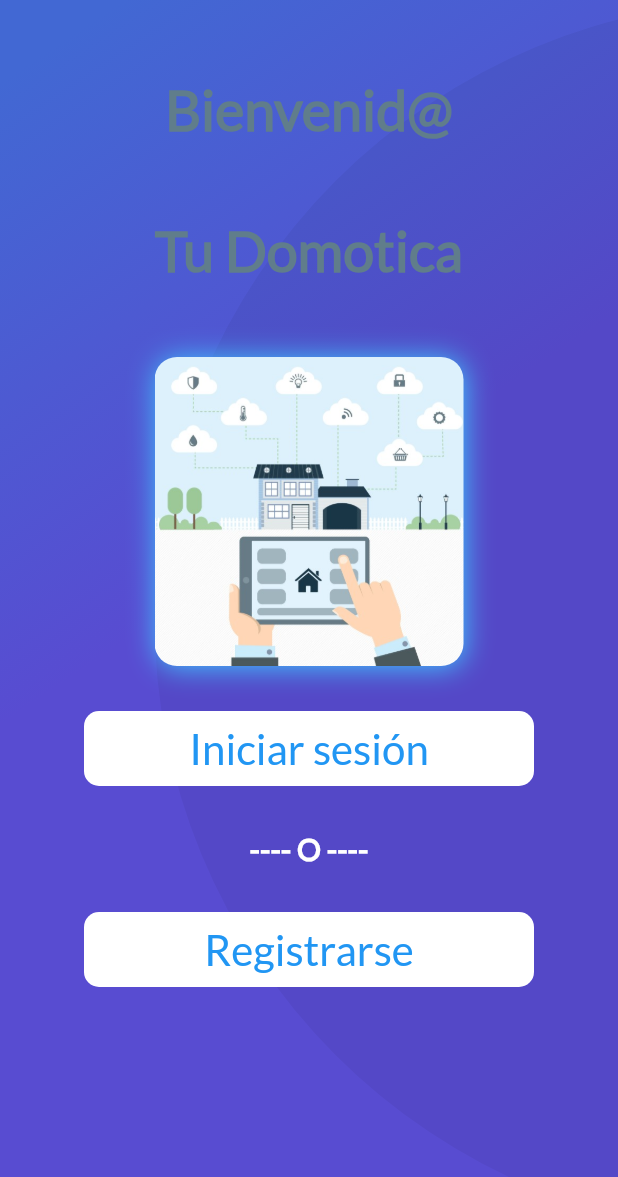
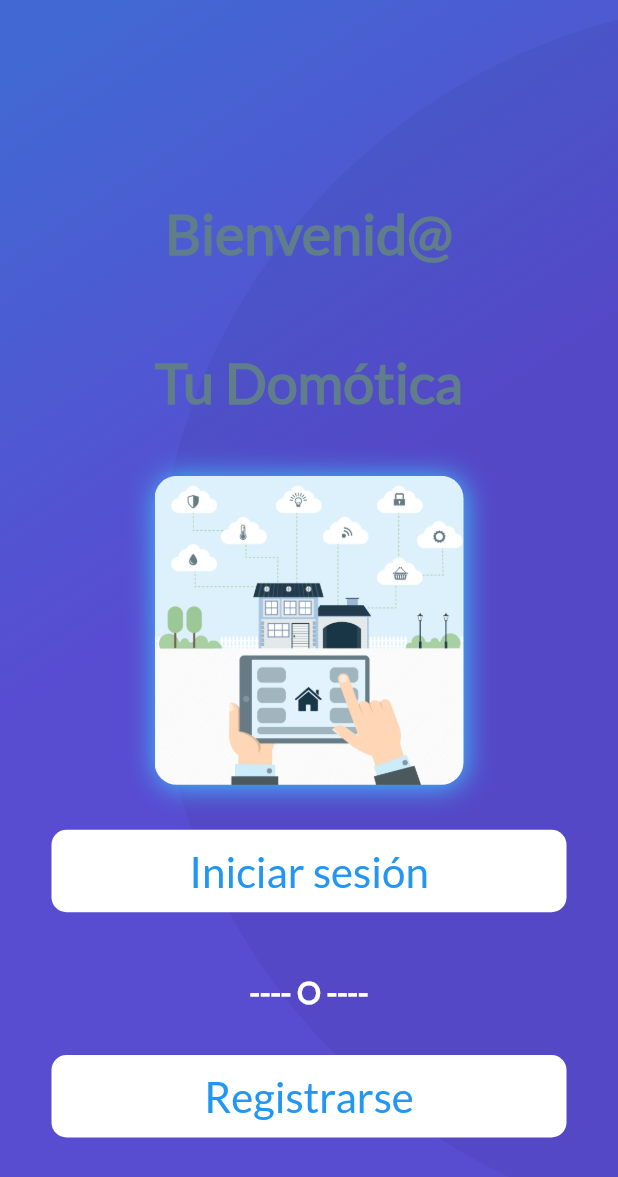
Before and after one commit to mdsdeveloper/domotica, a Flutter app: the screen it shows after launch, on a phone screen of 412 x 824 dp. Shown: the top 1177 px of the screen. Run offline on Flutter 3.47's test engine with Material 2 defaults, Android fonts, the phone set to English and light mode, and no system bars; our stand-ins replace font_awesome_flutter.

Commit message:
Añado rotación de pantalla en la pantalla de inicio y control de overflow

```diff
--- a/lib/Users/ui/screen/init_screen.dart
+++ b/lib/Users/ui/screen/init_screen.dart
@@ -1,3 +1,4 @@
+import 'package:flutter/cupertino.dart';
 import 'package:flutter/material.dart';
 import 'package:flutterappdomotica/Users/ui/widget/button_sign_in.dart';
 import 'package:flutterappdomotica/Widget/gradient_back.dart';
@@ -13,13 +14,14 @@ class _InitScreenState extends State<InitScreen> {
 //  UserBloc userBloc;
   double _screenWidth;
   double _screenHeight;
-
+  var orientation;
 
 
   @override
   Widget build(BuildContext context) {
     _screenWidth = MediaQuery.of(context).size.width;
     _screenHeight = MediaQuery.of(context).size.height;
+    orientation = MediaQuery.of(context).orientation;
 //    userBloc = BlocProvider.of<UserBloc>(context);
     return _handleCurrentSession();
   }
@@ -44,7 +46,8 @@ class _InitScreenState extends State<InitScreen> {
         alignment: Alignment.center,
         children: <Widget>[
           GradientBack(height: null),
-          Column(
+          SingleChildScrollView(
+            child: Column(
 //            mainAxisAlignment: MainAxisAlignment,
               children: <Widget>[
                 _builTitleInitScreen(),
@@ -53,17 +56,13 @@ class _InitScreenState extends State<InitScreen> {
                 ButtonSignIn(
                   text: iniciarSesionBtn,
                   onPressed: () {
-//                  Navigator.push(context, MaterialPageRoute(
-//                    builder: (context) => LoginScreen()
-//                  ));
-//                  Navigator.pushReplacementNamed(context, pantallaLogin);
-                  Navigator.pushNamed(context, 'homeScreen');
+                    Navigator.pushReplacementNamed(context, pantallaLogin);
                   },
-                width: 300.0,
-                height: 50.0,
+                  width: orientation == Orientation.landscape ?  _screenWidth/2 : _screenWidth/1.2,
+                  height: orientation == Orientation.landscape ? _screenHeight/10 : _screenHeight/15,
                 ),
                 Container(
-                padding: EdgeInsets.only(top: 30.0),
+                  padding: EdgeInsets.only(top: _screenHeight/20),
                   child: Text(
                     "---- O ----",
                     style: TextStyle(
@@ -77,10 +76,12 @@ class _InitScreenState extends State<InitScreen> {
                 ButtonSignIn(
                   text: registrarBtn,
                   onPressed: () => Navigator.pushNamed(context, pantallaRegistrar),
-                width: 300.0,
-                height: 50.0,
+                  width: orientation == Orientation.landscape ?  _screenWidth/2 : _screenWidth/1.2,
+                  height: orientation == Orientation.landscape ? _screenHeight/10 : _screenHeight/15,
                 ),
+                SizedBox(height: 15.0)
               ],
+            ),
           )
         ],
       ),
@@ -89,7 +90,7 @@ class _InitScreenState extends State<InitScreen> {
 
   Widget _crearLogo() {
     return Container(
-      margin: EdgeInsets.only(top: 50.0),
+      margin: EdgeInsets.only(top: _screenHeight/20),
       width: _screenWidth / 2,
       height: _screenHeight / 4,
       decoration: BoxDecoration(
@@ -107,7 +108,7 @@ class _InitScreenState extends State<InitScreen> {
 
   Widget _builTitleInitScreen() {
     return Container(
-      margin: EdgeInsets.only(top: 50.0),
+      margin: EdgeInsets.only(top: _screenHeight/10),
       alignment: Alignment.topCenter,
       child: Text(
         tituloInicioApp,
@@ -123,7 +124,7 @@ class _InitScreenState extends State<InitScreen> {
 
   Widget _buildNameAppInitScreen() {
     return Container(
-      margin: EdgeInsets.only(top: 50.0),
+      margin: EdgeInsets.only(top: _screenHeight/15),
       alignment: Alignment.center,
       child: Text(
         nombreAppText,
--- a/lib/Users/ui/widget/button_sign_in.dart
+++ b/lib/Users/ui/widget/button_sign_in.dart
@@ -1,4 +1,5 @@
 import 'package:flutter/material.dart';
+import 'package:flutterappdomotica/constants.dart';
 
 class ButtonSignIn extends StatefulWidget {
   final double height;
@@ -32,7 +33,7 @@ class _ButtonSignIn extends State<ButtonSignIn> {
           child: Text(
             widget.text,
             style: TextStyle(
-                fontFamily: "Lato",
+                fontFamily: fontFamilyText,
                 fontSize: 28.0,
                 color: Colors.blue
             ),
--- a/lib/constants.dart
+++ b/lib/constants.dart
@@ -21,7 +21,7 @@ const String iniciarSesionBtn = 'Iniciar sesión';
 
 // Textos de páginas
 const String tituloInicioApp = 'Bienvenid@';
-const String nombreAppText = 'Tu Domotica';
+const String nombreAppText = 'Tu Domótica';
 
 
 // Fuente
```
Lines whose indentation alone changed are shown as unchanged.
